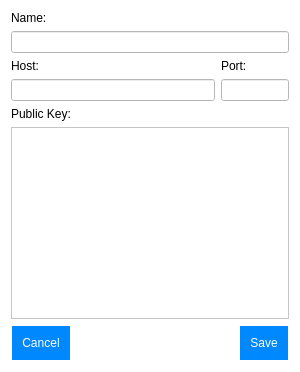
This is src/editcontactwindow.ui in thomas-picariello/SDTP as Qt 5 draws it before an edit. The edited form follows.
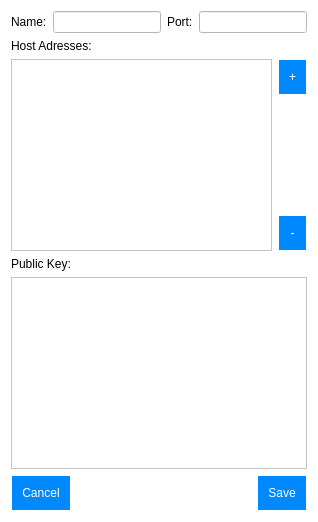
This is the edited form. Icons and pictures are not drawn.

Commit message: UI to manage multiples host per contact.

Patch:
```diff
--- a/src/editcontactwindow.ui
+++ b/src/editcontactwindow.ui
@@ -5,12 +5,6 @@
   <property name="windowModality">
    <enum>Qt::ApplicationModal</enum>
   </property>
-  <property name="sizePolicy">
-   <sizepolicy hsizetype="MinimumExpanding" vsizetype="MinimumExpanding">
-    <horstretch>0</horstretch>
-    <verstretch>0</verstretch>
-   </sizepolicy>
-  </property>
   <property name="minimumSize">
    <size>
     <width>300</width>
@@ -47,24 +41,17 @@
   </property>
   <layout class="QVBoxLayout" name="verticalLayout">
    <item>
-    <widget class="QLabel" name="label">
-     <property name="text">
-      <string>Name:</string>
-     </property>
-    </widget>
-   </item>
-   <item>
-    <widget class="QLineEdit" name="name"/>
-   </item>
-   <item>
-    <layout class="QHBoxLayout" name="horizontalLayout" stretch="3,1">
+    <layout class="QHBoxLayout" name="horizontalLayout_4">
      <item>
-      <widget class="QLabel" name="label_2">
+      <widget class="QLabel" name="label">
        <property name="text">
-        <string>Host:</string>
+        <string>Name:</string>
        </property>
       </widget>
      </item>
+     <item>
+      <widget class="QLineEdit" name="name"/>
+     </item>
      <item>
       <widget class="QLabel" name="label_4">
        <property name="text">
@@ -72,18 +59,56 @@
        </property>
       </widget>
      </item>
-    </layout>
-   </item>
-   <item>
-    <layout class="QHBoxLayout" name="horizontalLayout_2" stretch="3,1">
-     <item>
-      <widget class="QLineEdit" name="host"/>
-     </item>
      <item>
       <widget class="QLineEdit" name="port"/>
      </item>
     </layout>
    </item>
+   <item>
+    <widget class="QLabel" name="label_2">
+     <property name="text">
+      <string>Host Adresses:</string>
+     </property>
+    </widget>
+   </item>
+   <item>
+    <layout class="QHBoxLayout" name="horizontalLayout_2" stretch="0,0">
+     <item>
+      <widget class="QListWidget" name="hostslist"/>
+     </item>
+     <item>
+      <layout class="QVBoxLayout" name="verticalLayout_2">
+       <item>
+        <widget class="QPushButton" name="hostslist_add_bt">
+         <property name="text">
+          <string>+</string>
+         </property>
+        </widget>
+       </item>
+       <item>
+        <spacer name="verticalSpacer">
+         <property name="orientation">
+          <enum>Qt::Vertical</enum>
+         </property>
+         <property name="sizeHint" stdset="0">
+          <size>
+           <width>20</width>
+           <height>40</height>
+          </size>
+         </property>
+        </spacer>
+       </item>
+       <item>
+        <widget class="QPushButton" name="hostslist_rm_bt">
+         <property name="text">
+          <string>-</string>
+         </property>
+        </widget>
+       </item>
+      </layout>
+     </item>
+    </layout>
+   </item>
    <item>
     <widget class="QLabel" name="label_3">
      <property name="text">
```
The commit also changes 2 other files.
